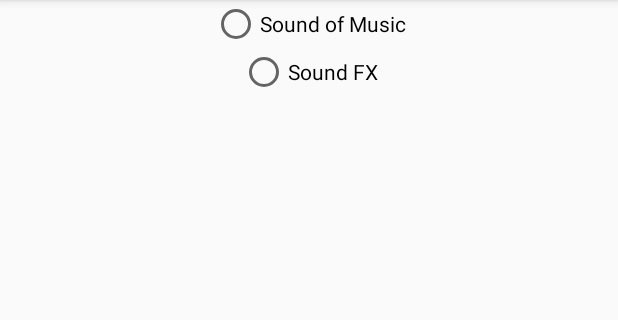
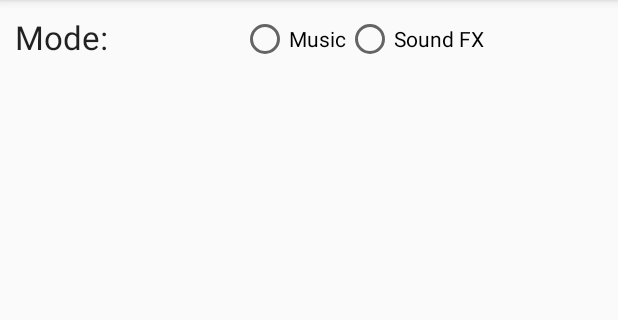
Before and after one commit to bosorawis/MotionMusicOSU, an Android app: the screen it shows after launch (settingsActivity), in the options menu, after a tap on "Settings", on a phone screen of 412 x 824 dp, the part 84-404 px from its top. Run offline under Robolectric (Android 15) with nearby library versions, the phone set to English and light mode, and no system bars.

Commit message:
Working settings page

```diff
--- a/app/src/main/java/complexability/motionmusic/MainActivity.java
+++ b/app/src/main/java/complexability/motionmusic/MainActivity.java
@@ -30,14 +30,14 @@ public class MainActivity extends AppCompatActivity {
     private String LeftEffect_1, LeftEffect_2, LeftEffect_3;
     private String RightEffect_1, RightEffect_2, RightEffect_3;
     */
-    private Spinner leftInstrumentSpinner;
-    private Spinner rightInstrumentSpinner;
-    private Spinner leftEffectSpinner_1;
-    private Spinner leftEffectSpinner_2;
-    private Spinner leftEffectSpinner_3;
-    private Spinner rightEffectSpinner_1;
-    private Spinner rightEffectSpinner_2;
-    private Spinner rightEffectSpinner_3;
+    Spinner leftInstrumentSpinner;
+    Spinner rightInstrumentSpinner;
+    Spinner leftEffectSpinner_1;
+    Spinner leftEffectSpinner_2;
+    Spinner leftEffectSpinner_3;
+    Spinner rightEffectSpinner_1;
+    Spinner rightEffectSpinner_2;
+    Spinner rightEffectSpinner_3;
 
     @Override
     protected void onCreate(Bundle savedInstanceState) {
--- a/app/src/main/res/layout/activity_settings.xml
+++ b/app/src/main/res/layout/activity_settings.xml
@@ -1,27 +1,46 @@
 <?xml version="1.0" encoding="utf-8"?>
-<LinearLayout xmlns:android="http://schemas.android.com/apk/res/android"
+<RelativeLayout xmlns:android="http://schemas.android.com/apk/res/android"
     android:orientation="vertical" android:layout_width="match_parent"
-    android:layout_height="match_parent">
+    android:layout_height="match_parent"
+    android:paddingTop="10dp"
+    android:paddingLeft="10dp">
+
+    <LinearLayout
+        android:orientation="horizontal"
+        android:layout_width="match_parent"
+        android:layout_height="wrap_content"
+        android:layout_alignParentTop="true"
+        android:layout_alignParentStart="true">
+
+        <TextView
+            android:layout_width="wrap_content"
+            android:layout_height="wrap_content"
+            android:textAppearance="?android:attr/textAppearanceLarge"
+            android:text="Mode:"
+            android:id="@+id/mode_text"
+            android:layout_weight="1" />
 
         <RadioGroup
             android:layout_width="wrap_content"
             android:layout_height="wrap_content"
-        android:layout_gravity="center_horizontal"
+            android:orientation="horizontal"
+            android:layout_weight="1"
             android:id = "@+id/mode_radio_group">
             <RadioButton
                 android:layout_width="wrap_content"
                 android:layout_height="wrap_content"
-            android:text="Sound of Music"
+                android:text="Music"
                 android:id="@+id/radio_button_select_music"
-            android:layout_gravity="center_horizontal" />
+                android:checked="false" />
 
             <RadioButton
                 android:layout_width="wrap_content"
                 android:layout_height="wrap_content"
                 android:text="Sound FX"
-            android:id="@+id/radio_button_select_soundFX"
-            android:layout_gravity="center_horizontal" />
+                android:id="@+id/radio_button_select_soundFX" />
         </RadioGroup>
 
+    </LinearLayout>
 
-</LinearLayout>
+
+</RelativeLayout>
```
Also changed, not shown: 1 other file. Lines whose indentation alone changed are shown as unchanged.
